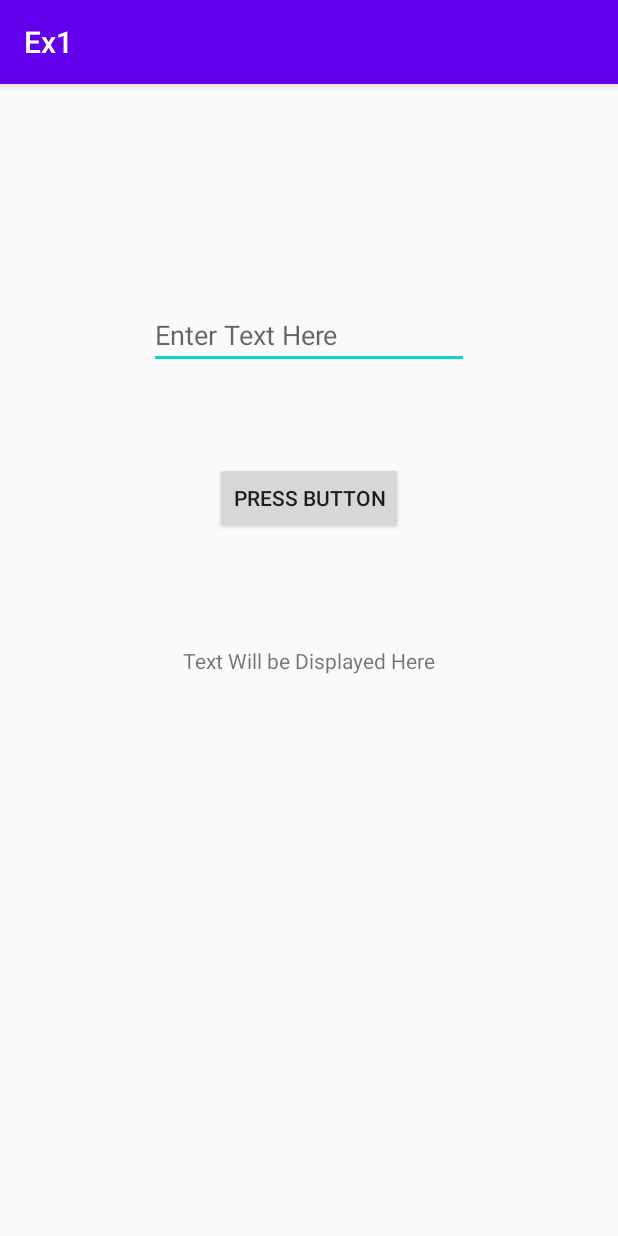
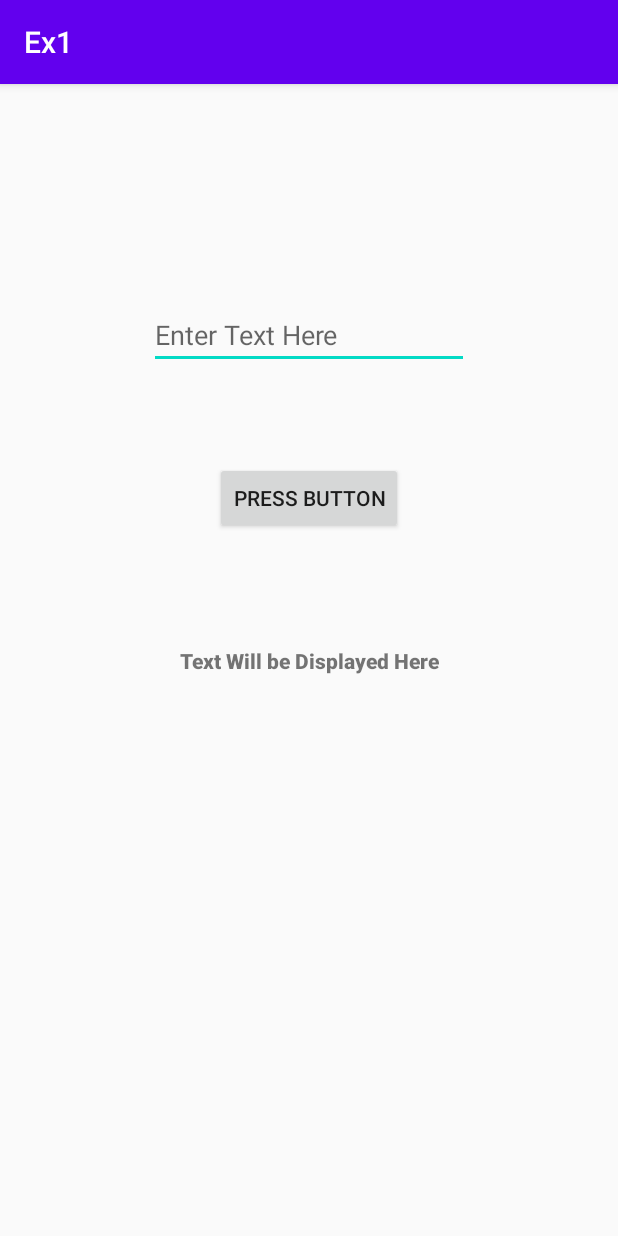
Before and after one commit to anas-yousef/todoboom, an Android app: the screen it shows after launch (MainActivity), on a phone screen of 412 x 824 dp. Run offline under Robolectric (Android 15) with nearby library versions, the phone set to English and light mode, and no system bars.

```diff
--- a/app/src/main/AndroidManifest.xml
+++ b/app/src/main/AndroidManifest.xml
@@ -9,7 +9,7 @@
         android:roundIcon="@mipmap/ic_launcher_round"
         android:supportsRtl="true"
         android:theme="@style/AppTheme">
-        <activity android:name=".MainActivity">
+        <activity android:name=".MainActivity" android:configChanges="orientation|screenSize">
             <intent-filter>
                 <action android:name="android.intent.action.MAIN" />
 
--- a/app/src/main/java/com/example/ex1/MainActivity.java
+++ b/app/src/main/java/com/example/ex1/MainActivity.java
@@ -34,4 +34,5 @@ public class MainActivity extends AppCompatActivity {
            }
        });
     }
+
 }
--- a/app/src/main/res/layout/activity_main.xml
+++ b/app/src/main/res/layout/activity_main.xml
@@ -48,6 +48,8 @@
         app:layout_constraintStart_toStartOf="parent"
         app:layout_constraintTop_toTopOf="parent"
         app:layout_constraintVertical_bias="0.500"
+        android:fontFamily="sans-serif-medium"
+        android:textStyle="bold"
         />
 
 
```
